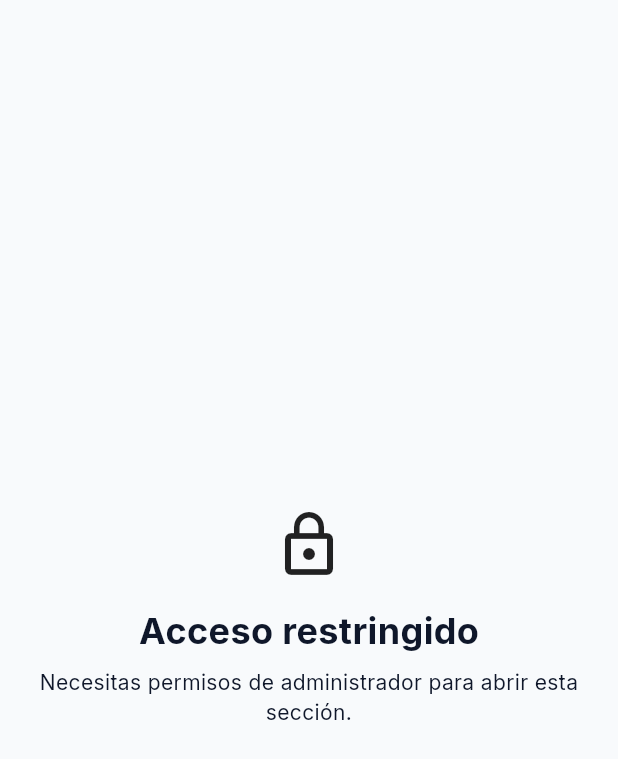
After one commit to pabloumana81-star/linko, a Flutter app: the AdminAccessGate screen opened by its route, on a phone screen of 412 x 824 dp. The commit adds this screen. Shown: the top 759 px of the screen. Run offline on Flutter 3.47's test engine with Material 3 defaults, Android fonts, the phone set to English and light mode, and no system bars; our stand-ins replace flutter_riverpod, go_router, supabase_flutter; accounts and stored records are empty.

Commit message:
Create admin backoffice foundation

```diff
--- a/lib/app/router.dart
+++ b/lib/app/router.dart
@@ -4,6 +4,10 @@ import 'package:flutter_riverpod/flutter_riverpod.dart';
 import 'package:linko/features/auth/presentation/user_type_screen.dart';
 import 'package:linko/features/auth/presentation/welcome_screen.dart';
 import 'package:linko/features/auth/presentation/auth_controller.dart';
+import 'package:linko/features/auth/domain/models/app_user_profile.dart';
+import 'package:linko/features/admin/domain/admin_section.dart';
+import 'package:linko/features/admin/presentation/admin_access_gate.dart';
+import 'package:linko/features/admin/presentation/admin_shell_screen.dart';
 import 'package:linko/app/app_mode.dart';
 import 'package:linko/app/app_mode_provider.dart';
 import 'package:linko/features/home/presentation/data/placeholder_professionals.dart';
@@ -78,6 +82,12 @@ abstract final class AppRoutes {
       '/professional/requests/:requestId/quotation/review';
   static const professionalQuotationSuccess =
       '/professional/requests/:requestId/quotation/success';
+  static const adminDashboard = '/admin';
+  static const adminUsers = '/admin/users';
+  static const adminProfessionals = '/admin/professionals';
+  static const adminRequests = '/admin/requests';
+  static const adminReports = '/admin/reports';
+  static const adminSettings = '/admin/settings';
 }
 
 abstract final class AppRouteNames {
@@ -93,6 +103,25 @@ abstract final class AppRouteNames {
   static const customerQuotation = 'customer-quotation';
   static const customerConversation = 'customer-conversation';
   static const professionalConversation = 'professional-conversation';
+  static const adminDashboard = 'admin-dashboard';
+  static const adminUsers = 'admin-users';
+  static const adminProfessionals = 'admin-professionals';
+  static const adminRequests = 'admin-requests';
+  static const adminReports = 'admin-reports';
+  static const adminSettings = 'admin-settings';
+}
+
+GoRoute _adminRoute({
+  required String path,
+  required String name,
+  required AdminSection section,
+}) {
+  return GoRoute(
+    path: path,
+    name: name,
+    builder: (context, state) =>
+        AdminAccessGate(child: AdminShellScreen(section: section)),
+  );
 }
 
 Widget _incomingRequestRoute(
@@ -259,6 +288,10 @@ void _goToAuthenticatedHome(
   ProviderContainer container,
   AuthState auth,
 ) {
+  if (auth.user?.role == UserRole.admin) {
+    context.go(AppRoutes.adminDashboard);
+    return;
+  }
   final AppMode mode =
       auth.user?.activeMode ??
       container.read(appModeProvider) ??
@@ -280,6 +313,36 @@ Future<void> _signOut(BuildContext context) async {
 final GoRouter appRouter = GoRouter(
   initialLocation: AppRoutes.splash,
   routes: [
+    _adminRoute(
+      path: AppRoutes.adminDashboard,
+      name: AppRouteNames.adminDashboard,
+      section: AdminSection.dashboard,
+    ),
+    _adminRoute(
+      path: AppRoutes.adminUsers,
+      name: AppRouteNames.adminUsers,
+      section: AdminSection.users,
+    ),
+    _adminRoute(
+      path: AppRoutes.adminProfessionals,
+      name: AppRouteNames.adminProfessionals,
+      section: AdminSection.professionals,
+    ),
+    _adminRoute(
+      path: AppRoutes.adminRequests,
+      name: AppRouteNames.adminRequests,
+      section: AdminSection.requests,
+    ),
+    _adminRoute(
+      path: AppRoutes.adminReports,
+      name: AppRouteNames.adminReports,
+      section: AdminSection.reports,
+    ),
+    _adminRoute(
+      path: AppRoutes.adminSettings,
+      name: AppRouteNames.adminSettings,
+      section: AdminSection.settings,
+    ),
     GoRoute(
       path: AppRoutes.splash,
       builder: (context, state) {
--- a/lib/core/backend/data/supabase_backend_repositories.dart
+++ b/lib/core/backend/data/supabase_backend_repositories.dart
@@ -88,6 +88,7 @@ class SupabaseAuthenticationRepository implements AuthenticationRepository {
       email: user.email,
       avatarUrl: metadata?['avatar_url'] as String?,
       activeMode: mode,
+      role: metadata?['role'] == 'admin' ? UserRole.admin : UserRole.user,
       createdAt: DateTime.tryParse(user.createdAt) ?? DateTime.now().toUtc(),
     );
   }
@@ -99,7 +100,7 @@ class ProfileRepositorySupabase implements ProfileRepository {
   final SupabaseClient _client;
 
   static const _selection =
-      'id,email,display_name,avatar_url,active_mode,created_at,updated_at';
+      'id,email,display_name,avatar_url,active_mode,role,created_at,updated_at';
 
   @override
   Future<AppUserProfile> getOrCreateProfile(AppUserProfile authUser) async {
@@ -163,6 +164,7 @@ class ProfileRepositorySupabase implements ProfileRepository {
       activeMode: row['active_mode'] == 'professional'
           ? AppMode.professional
           : AppMode.customer,
+      role: row['role'] == 'admin' ? UserRole.admin : UserRole.user,
       createdAt: DateTime.parse(row['created_at'] as String),
       updatedAt: DateTime.parse(row['updated_at'] as String),
     );
--- /dev/null
+++ b/lib/features/admin/presentation/admin_access_gate.dart
@@ -0,0 +1,54 @@
+import 'package:flutter/material.dart';
+import 'package:flutter_riverpod/flutter_riverpod.dart';
+import 'package:linko/features/auth/domain/models/app_user_profile.dart';
+import 'package:linko/features/auth/presentation/auth_controller.dart';
+
+class AdminAccessGate extends ConsumerWidget {
+  const AdminAccessGate({required this.child, super.key});
+
+  final Widget child;
+
+  @override
+  Widget build(BuildContext context, WidgetRef ref) {
+    final auth = ref.watch(authControllerProvider);
+    if (auth.status == AuthStatus.loading) {
+      return const Scaffold(body: Center(child: CircularProgressIndicator()));
+    }
+    if (auth.status != AuthStatus.authenticated ||
+        auth.user?.role != UserRole.admin) {
+      return const AdminAccessDeniedScreen();
+    }
+    return child;
+  }
+}
+
+class AdminAccessDeniedScreen extends StatelessWidget {
+  const AdminAccessDeniedScreen({super.key});
+
+  @override
+  Widget build(BuildContext context) {
+    return const Scaffold(
+      body: Center(
+        child: Padding(
+          padding: EdgeInsets.all(24),
+          child: Column(
+            mainAxisSize: MainAxisSize.min,
+            children: [
+              Icon(Icons.lock_outline, size: 48),
+              SizedBox(height: 16),
+              Text(
+                'Acceso restringido',
+                style: TextStyle(fontSize: 24, fontWeight: FontWeight.w700),
+              ),
+              SizedBox(height: 8),
+              Text(
+                'Necesitas permisos de administrador para abrir esta sección.',
+                textAlign: TextAlign.center,
+              ),
+            ],
+          ),
+        ),
+      ),
+    );
+  }
+}
--- a/lib/features/auth/domain/models/app_user_profile.dart
+++ b/lib/features/auth/domain/models/app_user_profile.dart
@@ -1,4 +1,6 @@
 import 'package:linko/app/app_mode.dart';
+
+enum UserRole { user, admin }
 
 class AppUserProfile {
   const AppUserProfile({
@@ -8,6 +10,7 @@ class AppUserProfile {
     required this.avatarUrl,
     required this.activeMode,
     required this.createdAt,
+    this.role = UserRole.user,
     DateTime? updatedAt,
   }) : updatedAt = updatedAt ?? createdAt;
 
@@ -16,6 +19,7 @@ class AppUserProfile {
   final String? email;
   final String? avatarUrl;
   final AppMode activeMode;
+  final UserRole role;
   final DateTime createdAt;
   final DateTime updatedAt;
 
@@ -23,6 +27,7 @@ class AppUserProfile {
     String? displayName,
     String? avatarUrl,
     AppMode? activeMode,
+    UserRole? role,
     DateTime? updatedAt,
   }) {
     return AppUserProfile(
@@ -31,6 +36,7 @@ class AppUserProfile {
       email: email,
       avatarUrl: avatarUrl ?? this.avatarUrl,
       activeMode: activeMode ?? this.activeMode,
+      role: role ?? this.role,
       createdAt: createdAt,
       updatedAt: updatedAt ?? this.updatedAt,
     );
```
Also changed, not shown: lib/features/admin/domain/admin_section.dart (added, +60 -0 lines), lib/features/admin/presentation/admin_shell_screen.dart (added, +155 -0 lines), 2 other files.
